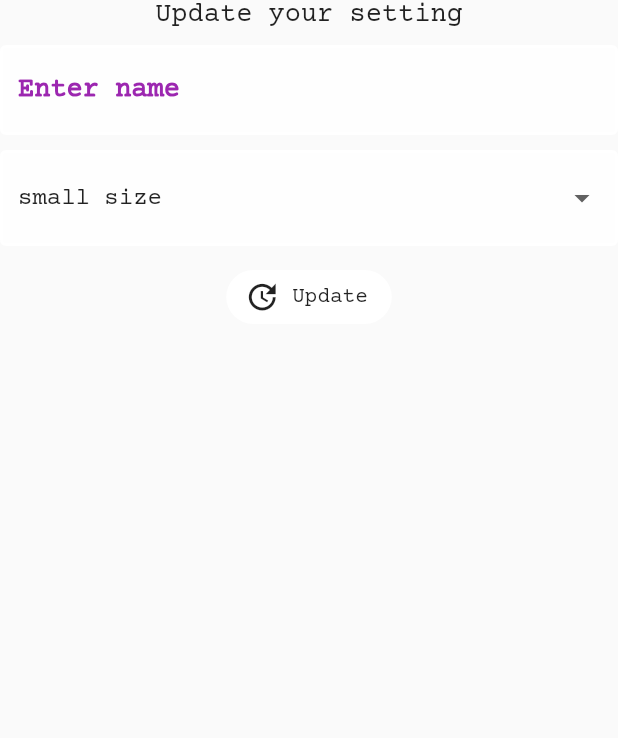
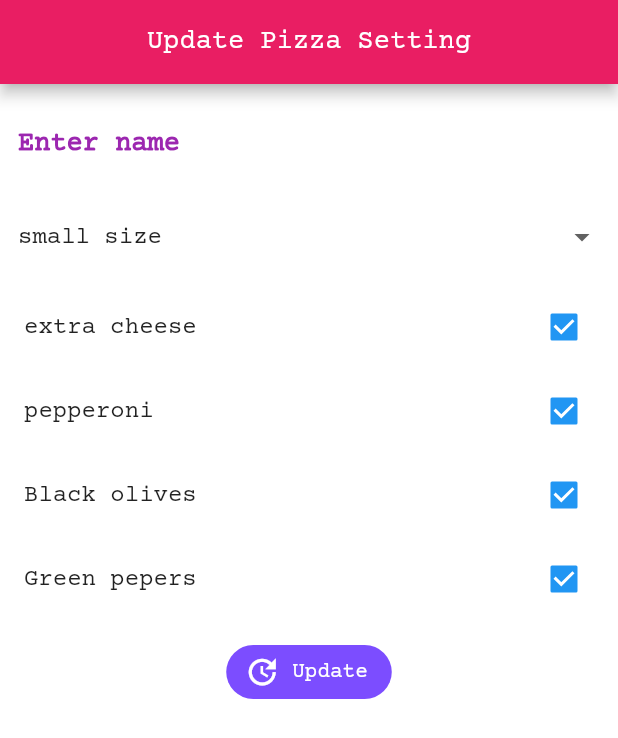
Before and after one commit to drj-sharma/hungerMobileApp, a Flutter app: the SettingForm screen opened directly, on a phone screen of 412 x 824 dp. Shown: the top 738 px of the screen. Run offline on Flutter 3.47's test engine with Material 2 defaults, Android fonts, the phone set to English and light mode, and no system bars; our stand-ins replace cloud_firestore, firebase_auth, flutter_spinkit; accounts and stored records are empty.

Commit message:
🐁setting component-> element added and some UI improvements

```diff
--- a/lib/screens/home/home.dart
+++ b/lib/screens/home/home.dart
@@ -17,7 +17,7 @@ class _HomeState extends State<Home> {
   final Authservice _auth = Authservice();
 
   void _showBottomPanel() {
-    showModalBottomSheet(context: context, backgroundColor: Colors.purple[400], shape: RoundedRectangleBorder(
+    showModalBottomSheet(context: context, backgroundColor: Colors.white, shape: RoundedRectangleBorder(
       borderRadius: BorderRadius.only(topLeft: Radius.circular(15.0),
       topRight: Radius.circular(15.0)),
     ), builder: (context) {
@@ -71,6 +71,7 @@ class _HomeState extends State<Home> {
           brightness: Brightness.light,
           title: Text('hungers\'',
             style: TextStyle(
+              letterSpacing: 3.0,
               color: Colors.blueGrey,
               fontWeight: FontWeight.bold
             ),
--- a/lib/screens/home/item_tile.dart
+++ b/lib/screens/home/item_tile.dart
@@ -18,7 +18,7 @@ class ItemTile extends StatelessWidget {
             backgroundImage: AssetImage('assets/pizza.png'),
           ),
           trailing: Icon(Icons.fastfood),
-          title: Text(item.name),
+          title: Text(item.name, style: TextStyle(letterSpacing: 1.5),),
           subtitle: Text('Take ${item.pizzaSize} pizza'),
         ),
       ),
--- a/lib/screens/home/setting_form.dart
+++ b/lib/screens/home/setting_form.dart
@@ -13,17 +13,32 @@ class _SettingFormState extends State<SettingForm> {
   // form fields/values
   String _currentName;
   String _currentPizzaSize;
-  String _currentSomethingElse;
+  List<String> _currentSomethingElse = [];
+  List<String> _pizzaToppings = [
+    'extra cheese',
+    'pepperoni',
+    'Black olives',
+    'Green pepers'
+  ];
+  bool _isChecked = true;
   @override
   Widget build(BuildContext context) {
-    return Form(
+    return Scaffold(
+      backgroundColor: Colors.white,
+        appBar: AppBar(
+          backgroundColor: Colors.pink,
+          automaticallyImplyLeading: false,
+        title: const Text(
+          'Update Pizza Setting',
+          style: TextStyle(fontSize: 18.0,),
+        ),
+          centerTitle: true,
+    ),
+    body: Form(
       key: _formkey,
+      child: SingleChildScrollView(
         child: Column(
           children: <Widget>[
-          Text(
-            'Update your setting',
-            style: TextStyle(fontSize: 18.0),
-          ),
             SizedBox(
               height: 10.0,
             ),
@@ -32,7 +47,6 @@ class _SettingFormState extends State<SettingForm> {
               validator: (val) => val.isEmpty ? 'Please Enter a name' : null,
               onChanged: (val) => setState(() => this._currentName = val),
             ),
-          SizedBox(height: 10.0),
             // dropdown
             DropdownButtonFormField(
               decoration: textInputDecoration,
@@ -45,22 +59,58 @@ class _SettingFormState extends State<SettingForm> {
               }).toList(),
               onChanged: (val) => setState(() => _currentPizzaSize = val),
             ),
+            Column(
+              children: _pizzaToppings
+                  .map(
+                    (t) => CheckboxListTile(
+                      title: Text(t),
+                      value: _isChecked,
+                      onChanged: (val) {
+                        setState(() {
+                          _isChecked = val;
+                          print(_currentSomethingElse);
+                          if (val == true) {
+                            _currentSomethingElse.add(t);
+                            print(_currentSomethingElse);
+                          }
+                        });
+                      },
+                    ),
+                  )
+                  .toList(),
+            ),
+//          Slider(
+//            value: 5.0,
+//            min: 1.0,
+//            max: 10.0,
+//
+//            activeColor: Colors.red,
+//            inactiveColor: Colors.deepPurpleAccent,
+//            divisions: 9,
+//          ),
             SizedBox(
               height: 10.0,
             ),
             FlatButton.icon(
-            color: Colors.white,
+              color: Colors.deepPurpleAccent,
               onPressed: () async {
                 print(this._currentName);
                 print(this._currentPizzaSize);
               },
               shape:
                   RoundedRectangleBorder(borderRadius: BorderRadius.circular(20)),
-            icon: Icon(Icons.update),
-            label: Text('Update'),
+              icon: Icon(
+                Icons.update,
+                color: Colors.white,
+              ),
+              label: Text(
+                'Update',
+                style: TextStyle(color: Colors.white),
+              ),
             )
           ],
         ),
-    );
+      ),
+    ));
   }
 }
```
Lines whose indentation alone changed are shown as unchanged.
